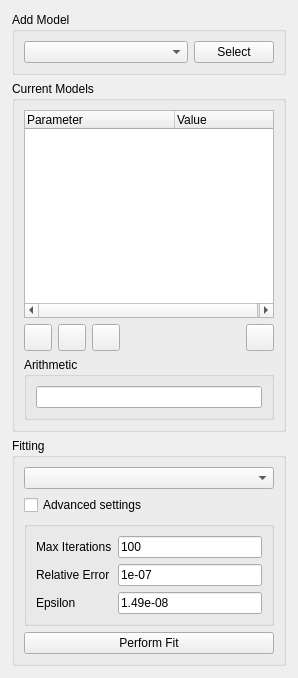
spacetelescope/specviz, file specviz/data/qt/ui/model_fitting_plugin.ui: the form before one commit.
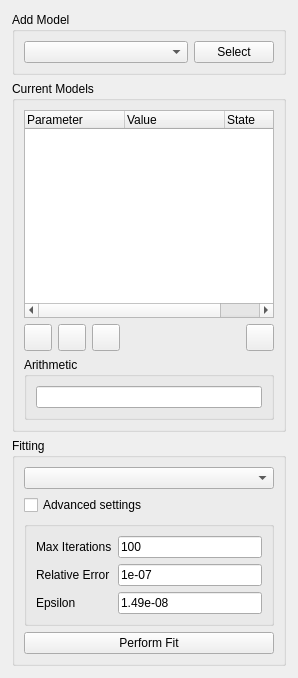
The form after the commit. Icons and pictures are not drawn.

Commit message: Fix param locking behavior

The edit to the form file:
```diff
--- a/specviz/data/qt/ui/model_fitting_plugin.ui
+++ b/specviz/data/qt/ui/model_fitting_plugin.ui
@@ -104,10 +104,19 @@
 }</string>
         </property>
         <property name="columnCount">
-         <number>2</number>
+         <number>3</number>
         </property>
+        <attribute name="headerVisible">
+         <bool>true</bool>
+        </attribute>
         <attribute name="headerDefaultSectionSize">
-         <number>150</number>
+         <number>100</number>
+        </attribute>
+        <attribute name="headerMinimumSectionSize">
+         <number>50</number>
+        </attribute>
+        <attribute name="headerStretchLastSection">
+         <bool>false</bool>
         </attribute>
         <column>
          <property name="text">
@@ -119,6 +128,11 @@
           <string>Value</string>
          </property>
         </column>
+        <column>
+         <property name="text">
+          <string>State</string>
+         </property>
+        </column>
        </widget>
       </item>
       <item>
```
The commit also changes 2 other files.
